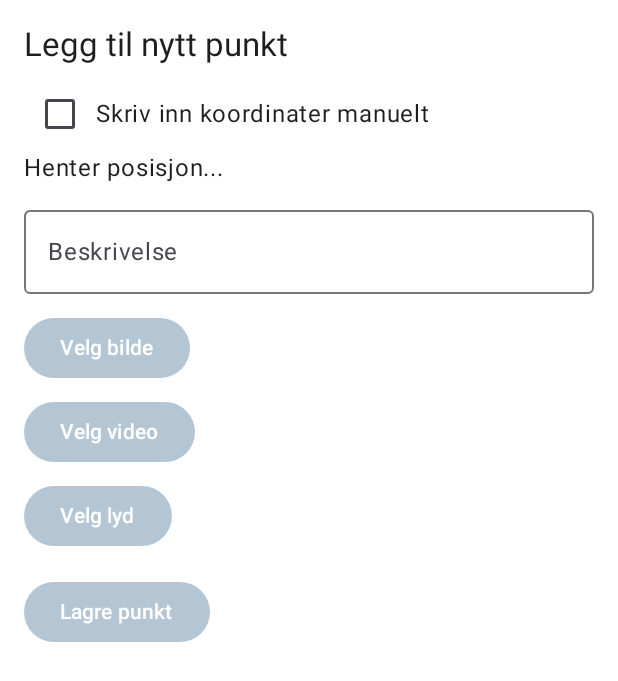
After one commit to markusingierd/BOP3000, an Android app built with Jetpack Compose: the AddPointScreen screen opened through its navigation route, on a phone screen of 412 x 824 dp. The commit adds this screen. Shown: the top 681 px of the screen. Run offline under Robolectric (Android 15) with nearby library versions, the phone set to English and light mode, and no system bars.

Commit message:
lagt til mulighet for å legge til punkter i ui + en pinkode side for auth

```diff
--- a/app/build.gradle.kts
+++ b/app/build.gradle.kts
@@ -41,6 +41,8 @@ android {
 
 dependencies {
 
+    implementation(libs.androidx.foundation)
+    implementation(libs.androidx.activity.ktx)
     implementation(libs.accompanist.pager)
     implementation(libs.material.icons.core.extended)
     implementation(libs.androidx.compose.material3)
--- /dev/null
+++ b/app/src/main/java/no/usn/bop3000/ui/components/NavGraph.kt
@@ -0,0 +1,31 @@
+package no.usn.bop3000.ui.components
+
+import androidx.compose.runtime.Composable
+import androidx.navigation.NavHostController
+import androidx.navigation.compose.NavHost
+import androidx.navigation.compose.composable
+import no.usn.bop3000.ui.screens.AddPointScreen
+import no.usn.bop3000.ui.screens.PincodeScreen
+import no.usn.bop3000.ui.screens.HomeScreen
+import no.usn.bop3000.ui.screens.TrailScreen
+
+@Composable
+fun AppNavHost(navController: NavHostController) {
+    NavHost(navController = navController, startDestination = "home") {
+        composable("home") {
+            HomeScreen(navController)
+        }
+        composable("trail") {
+            TrailScreen(navController)
+        }
+        composable("addpoint") {
+            AddPointScreen()
+        }
+        composable("pincode?redirectTo={target}") { backStackEntry ->
+            val redirectTo = backStackEntry.arguments?.getString("target") ?: "home"
+            PincodeScreen(onSuccess = {
+                navController.navigate(redirectTo)
+            })
+        }
+    }
+}
--- /dev/null
+++ b/app/src/main/java/no/usn/bop3000/ui/screens/AddPointScreen.kt
@@ -0,0 +1,178 @@
+// AddPointScreen.kt
+
+package no.usn.bop3000.ui.screens
+
+import android.Manifest
+import android.content.pm.PackageManager
+import android.net.Uri
+import androidx.activity.compose.rememberLauncherForActivityResult
+import androidx.activity.result.contract.ActivityResultContracts
+import androidx.compose.foundation.Image
+import androidx.compose.foundation.layout.*
+import androidx.compose.material3.*
+import androidx.compose.runtime.*
+import androidx.compose.ui.Alignment
+import androidx.compose.ui.Modifier
+import androidx.compose.ui.platform.LocalContext
+import androidx.compose.ui.unit.dp
+import androidx.core.content.ContextCompat
+import coil.compose.rememberAsyncImagePainter
+import com.google.android.gms.location.LocationServices
+import kotlinx.coroutines.launch
+import androidx.compose.material3.SnackbarHost
+import androidx.compose.material3.SnackbarHostState
+
+// Midlertidig punktmodell
+data class InfoPoint(
+    val latitude: Double,
+    val longitude: Double,
+    val description: String,
+    val imageUri: Uri?,
+    val videoUri: Uri?,
+    val audioUri: Uri?
+)
+
+// Midlertidig lagring av punkter (kan byttes med ViewModel eller DB)
+object PointRepository {
+    val points = mutableStateListOf<InfoPoint>()
+}
+
+@Composable
+fun AddPointScreen() {
+    val context = LocalContext.current
+    val locationClient = remember { LocationServices.getFusedLocationProviderClient(context) }
+    var useManualCoordinates by remember { mutableStateOf(false) }
+    var manualLat by remember { mutableStateOf("") }
+    var manualLon by remember { mutableStateOf("") }
+    var coordinates by remember { mutableStateOf<Pair<Double, Double>?>(null) }
+    var description by remember { mutableStateOf("") }
+
+    var imageUri by remember { mutableStateOf<Uri?>(null) }
+    var videoUri by remember { mutableStateOf<Uri?>(null) }
+    var audioUri by remember { mutableStateOf<Uri?>(null) }
+
+    val imagePicker = rememberLauncherForActivityResult(ActivityResultContracts.GetContent()) {
+        imageUri = it
+    }
+    val videoPicker = rememberLauncherForActivityResult(ActivityResultContracts.GetContent()) {
+        videoUri = it
+    }
+    val audioPicker = rememberLauncherForActivityResult(ActivityResultContracts.GetContent()) {
+        audioUri = it
+    }
+
+    val snackbarHostState = remember { SnackbarHostState() }
+    val scope = rememberCoroutineScope()
+
+    // Hent lokasjon én gang hvis ikke manuell
+    LaunchedEffect(Unit) {
+        if (!useManualCoordinates &&
+            ContextCompat.checkSelfPermission(context, Manifest.permission.ACCESS_FINE_LOCATION) == PackageManager.PERMISSION_GRANTED
+        ) {
+            locationClient.lastLocation.addOnSuccessListener {
+                it?.let { loc -> coordinates = Pair(loc.latitude, loc.longitude) }
+            }
+        }
+    }
+
+    Scaffold(snackbarHost = { SnackbarHost(snackbarHostState) }) { padding ->
+        Column(modifier = Modifier
+            .padding(padding)
+            .padding(16.dp)) {
+            Text("Legg til nytt punkt", style = MaterialTheme.typography.titleLarge)
+            Spacer(Modifier.height(8.dp))
+
+            Row(verticalAlignment = Alignment.CenterVertically) {
+                Checkbox(
+                    checked = useManualCoordinates,
+                    onCheckedChange = {
+                        useManualCoordinates = it
+                        coordinates = null
+                    }
+                )
+                Text("Skriv inn koordinater manuelt")
+            }
+
+            if (useManualCoordinates) {
+                OutlinedTextField(
+                    value = manualLat,
+                    onValueChange = { manualLat = it },
+                    label = { Text("Breddegrad (lat)") },
+                    modifier = Modifier.fillMaxWidth()
+                )
+                OutlinedTextField(
+                    value = manualLon,
+                    onValueChange = { manualLon = it },
+                    label = { Text("Lengdegrad (lon)") },
+                    modifier = Modifier.fillMaxWidth()
+                )
+            } else {
+                coordinates?.let {
+                    Text("Koordinater: ${it.first}, ${it.second}")
+                } ?: Text("Henter posisjon...")
+            }
+
+            Spacer(Modifier.height(8.dp))
+            OutlinedTextField(
+                value = description,
+                onValueChange = { description = it },
+                label = { Text("Beskrivelse") },
+                modifier = Modifier.fillMaxWidth()
+            )
+
+            Spacer(Modifier.height(12.dp))
+            Button(onClick = { imagePicker.launch("image/*") }) {
+                Text("Velg bilde")
+            }
+            imageUri?.let {
+                Image(
+                    painter = rememberAsyncImagePainter(it),
+                    contentDescription = null,
+                    modifier = Modifier
+                        .fillMaxWidth()
+                        .height(150.dp)
+                )
+            }
+
+            Spacer(Modifier.height(8.dp))
+            Button(onClick = { videoPicker.launch("video/*") }) {
+                Text("Velg video")
+            }
+            videoUri?.let {
+                Text("Video valgt: ${it.lastPathSegment}")
+            }
+
+            Spacer(Modifier.height(8.dp))
+            Button(onClick = { audioPicker.launch("audio/*") }) {
+                Text("Velg lyd")
+            }
+            audioUri?.let {
+                Text("Lyd valgt: ${it.lastPathSegment}")
+            }
+
+            Spacer(Modifier.height(16.dp))
+            Button(onClick = {
+                val lat = if (useManualCoordinates) manualLat.toDoubleOrNull() else coordinates?.first
+                val lon = if (useManualCoordinates) manualLon.toDoubleOrNull() else coordinates?.second
+
+                if (lat != null && lon != null) {
+                    val point = InfoPoint(lat, lon, description, imageUri, videoUri, audioUri)
+                    PointRepository.points.add(point)
+
+                    description = ""
+                    manualLat = ""
+                    manualLon = ""
+                    imageUri = null
+                    videoUri = null
+                    audioUri = null
+
+                    scope.launch {
+                        snackbarHostState.showSnackbar("Punkt lagret!")
+                    }
+                }
+            }) {
+                Text("Lagre punkt")
+            }
+        }
+    }
+}
--- a/gradle/libs.versions.toml
+++ b/gradle/libs.versions.toml
@@ -17,6 +17,7 @@ coil = "2.2.0"
 exoplayer = "1.2.0"
 material3 = "1.3.0"
 accompanist-pager = "0.24.3-alpha"
+activityKtx = "1.9.0"
 
 [libraries]
 androidx-core-ktx = { group = "androidx.core", name = "core-ktx", version.ref = "coreKtx" }
@@ -43,6 +44,8 @@ exoplayer-core = { module = "androidx.media3:media3-exoplayer", version.ref = "e
 androidx-compose-material3 = { group = "androidx.compose.material3", name = "material3", version.ref = "material3" }
 material-icons-core-extended = { group = "androidx.compose.material", name = "material-icons-core", version.ref = "material3" }
 accompanist-pager = { group = "com.google.accompanist", name = "accompanist-pager", version.ref = "accompanist-pager" }
+androidx-activity-ktx = { group = "androidx.activity", name = "activity-ktx", version.ref = "activityKtx" }  # ← NY
+androidx-foundation = { group = "androidx.compose.foundation", name = "foundation", version = "1.8.1" }
 
 [plugins]
 android-application = { id = "com.android.application", version.ref = "agp" }
```
Also changed, not shown: app/src/main/java/no/usn/bop3000/MainActivity.kt (+2 -15 lines), app/src/main/java/no/usn/bop3000/ui/components/AudioPlayer.kt (+63 -29 lines), app/src/main/java/no/usn/bop3000/ui/components/VideoPlayer.kt (+24 -6 lines), app/src/main/java/no/usn/bop3000/ui/screens/PincodeScreen.kt (added, +41 -0 lines), app/src/main/java/no/usn/bop3000/ui/screens/TrailScreen.kt (+90 -140 lines).
